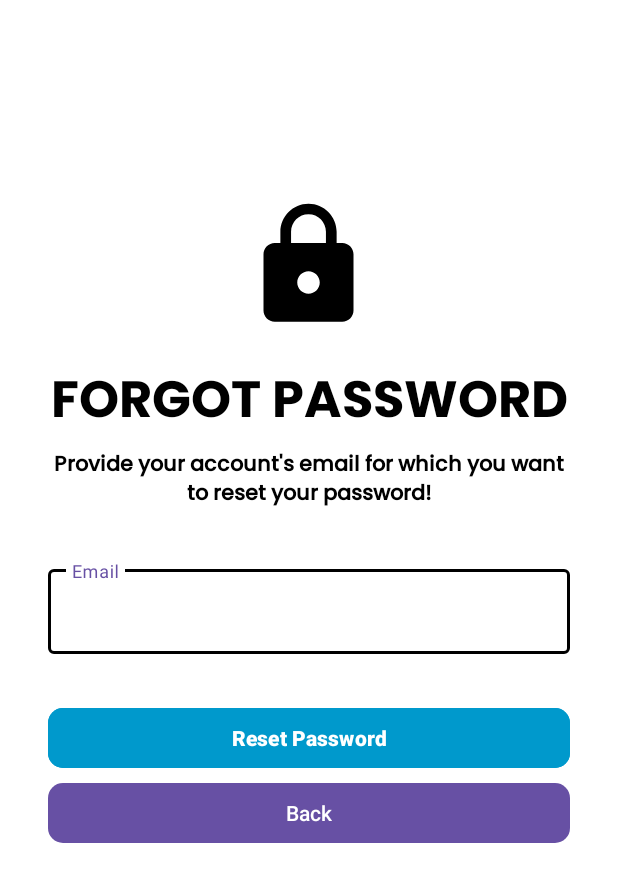
After one commit to jayaustin1122/Canoreco-App, an Android app: the fragment ForgotPasswordFragment shown on its own in the app's theme, on a phone screen of 412 x 824 dp. The commit adds this screen. Shown: the top 882 px of the screen. Run offline under Robolectric (Android 15) with nearby library versions, the phone set to English and light mode, and no system bars; our stand-ins replace Firebase (no records; nobody signed in at launch, a user with empty details on screens opened directly).

Commit message:
Forgot Password Update

```diff
--- /dev/null
+++ b/app/src/main/java/com/example/canorecoapp/views/ForgotPasswordFragment.kt
@@ -0,0 +1,74 @@
+package com.example.canorecoapp.views
+
+import android.app.ProgressDialog
+import android.os.Bundle
+import androidx.fragment.app.Fragment
+import android.view.LayoutInflater
+import android.view.View
+import android.view.ViewGroup
+import android.widget.Toast
+import androidx.navigation.fragment.findNavController
+import com.example.canorecoapp.R
+import com.example.canorecoapp.databinding.FragmentForgotPasswordBinding
+import com.google.firebase.auth.FirebaseAuth
+
+
+class ForgotPasswordFragment : Fragment() {
+    private lateinit var binding : FragmentForgotPasswordBinding
+    private lateinit var auth : FirebaseAuth
+    private lateinit var progressDialog : ProgressDialog
+    override fun onCreateView(
+        inflater: LayoutInflater, container: ViewGroup?,
+        savedInstanceState: Bundle?
+    ): View? {
+        binding = FragmentForgotPasswordBinding.inflate(layoutInflater)
+        // Inflate the layout for this fragment
+        return binding.root
+    }
+
+    override fun onViewCreated(view: View, savedInstanceState: Bundle?) {
+        super.onViewCreated(view, savedInstanceState)
+        auth = FirebaseAuth.getInstance()
+        progressDialog = ProgressDialog(this.requireContext())
+        progressDialog.setTitle("Please wait")
+        progressDialog.setCanceledOnTouchOutside(false)
+        binding.btnReset.setOnClickListener {
+            val email = binding.edtForgotPasswordEmail.text.toString()
+
+            if (email.isNotEmpty()) {
+                resetPassword(email)
+            } else {
+                binding.edtForgotPasswordEmail.setText("")
+                Toast.makeText(
+                    this@ForgotPasswordFragment.requireContext(),
+                    "Please Enter Email Address",
+                    Toast.LENGTH_SHORT
+                ).show()
+                findNavController().navigateUp()
+            }
+        }
+        binding.btnForgotPasswordBack.setOnClickListener {
+            findNavController().navigateUp()
+            }
+    }
+
+
+    private fun resetPassword(email: String) {
+        val progressDialog = ProgressDialog(this@ForgotPasswordFragment.requireContext())
+        progressDialog.setMessage("Resetting...")
+        progressDialog.show()
+
+        val auth = FirebaseAuth.getInstance()
+
+        auth.sendPasswordResetEmail(email)
+            .addOnCompleteListener { task ->
+                progressDialog.dismiss()
+
+                if (task.isSuccessful) {
+                    Toast.makeText(this@ForgotPasswordFragment.requireContext(), "Password reset email sent", Toast.LENGTH_SHORT).show()
+                } else {
+                    Toast.makeText(this@ForgotPasswordFragment.requireContext(), "Failed to send reset email: ${task.exception?.message}", Toast.LENGTH_SHORT).show()
+                }
+            }
+    }
+}
--- a/app/src/main/java/com/example/canorecoapp/views/SignInFragment.kt
+++ b/app/src/main/java/com/example/canorecoapp/views/SignInFragment.kt
@@ -60,7 +60,7 @@ class SignInFragment : Fragment() {
         }
         binding.tvForgotPasswordLogin.setOnClickListener {
             findNavController().apply {
-                navigate(R.id.tvForgotPasswordLogin)
+                navigate(R.id.forgotPasswordFragment)
             }
         }
         binding.register.setOnClickListener {
--- /dev/null
+++ b/app/src/main/res/layout/fragment_forgot_password.xml
@@ -0,0 +1,124 @@
+<?xml version="1.0" encoding="utf-8"?>
+<ScrollView xmlns:android="http://schemas.android.com/apk/res/android"
+    xmlns:app="http://schemas.android.com/apk/res-auto"
+    xmlns:tools="http://schemas.android.com/tools"
+    android:layout_width="match_parent"
+    android:layout_height="match_parent"
+    android:background="@color/white"
+    android:scrollbars="none">
+
+    <LinearLayout
+        android:layout_width="match_parent"
+        android:layout_height="wrap_content"
+        android:layout_marginStart="32dp"
+        android:layout_marginEnd="32dp"
+        android:orientation="vertical">
+
+        <androidx.constraintlayout.widget.ConstraintLayout
+            android:layout_width="match_parent"
+            android:layout_height="wrap_content"
+            android:layout_marginTop="32dp"/>
+
+        <ImageView
+            android:layout_width="90dp"
+            android:layout_height="90dp"
+            android:layout_gravity="center"
+            android:layout_marginTop="100dp"
+            android:src="@drawable/baseline_lock_24"
+            app:layout_constraintBottom_toBottomOf="parent"
+            app:layout_constraintEnd_toEndOf="parent"
+            app:layout_constraintTop_toTopOf="parent" />
+
+        <TextView
+            android:id="@+id/textView4"
+            android:layout_width="match_parent"
+            android:layout_height="wrap_content"
+            android:layout_marginTop="18dp"
+            android:fontFamily="@font/bold"
+            android:text="Forgot Password"
+            android:textAlignment="center"
+            android:textAllCaps="true"
+            android:textColor="@color/black"
+            android:textSize="34sp"
+            android:textStyle="bold" />
+
+        <TextView
+            android:id="@+id/viewExpYear"
+            android:layout_width="match_parent"
+            android:layout_height="wrap_content"
+            android:fontFamily="@font/medium"
+            android:text="Provide your account's email for which you want to reset your password!"
+            android:textAlignment="center"
+            android:textColor="@color/black"
+            android:textSize="14sp"
+            android:textStyle="bold" />
+
+        <com.google.android.material.textfield.TextInputLayout
+            android:id="@+id/txtLayoutEmail"
+            style="@style/Widget.MaterialComponents.TextInputLayout.OutlinedBox"
+            android:layout_width="match_parent"
+            android:layout_height="wrap_content"
+            android:layout_marginTop="32dp"
+            android:hint="Email"
+            android:textColorHint="@color/black"
+            app:boxStrokeColor="@color/black">
+
+            <com.google.android.material.textfield.TextInputEditText
+                android:id="@+id/edtForgotPasswordEmail"
+                android:layout_width="match_parent"
+                android:layout_height="wrap_content"
+
+                android:textColor="@color/black"
+                android:inputType="textEmailAddress"
+                android:singleLine="true" />
+
+        </com.google.android.material.textfield.TextInputLayout>
+
+        <FrameLayout
+            android:layout_width="match_parent"
+            android:layout_height="wrap_content"
+            android:layout_marginTop="32dp">
+
+            <ProgressBar
+                android:id="@+id/forgetPasswordProgressbar"
+                android:layout_width="50dp"
+                android:layout_height="50dp"
+                android:layout_gravity="center_horizontal"
+                android:visibility="invisible" />
+
+            <com.google.android.material.button.MaterialButton
+                android:id="@+id/btnReset"
+                android:layout_width="match_parent"
+                android:layout_height="wrap_content"
+                android:backgroundTint="@android:color/holo_blue_dark"
+                android:paddingStart="20dp"
+                android:paddingTop="10dp"
+                android:paddingEnd="20dp"
+                android:paddingBottom="10dp"
+                android:textColor="@color/white"
+                android:textStyle="bold"
+                android:text="Reset Password"
+                app:cornerRadius="10dp"
+                app:iconGravity="textStart"/>
+
+        </FrameLayout>
+
+        <com.google.android.material.button.MaterialButton
+            android:id="@+id/btnForgotPasswordBack"
+            android:layout_width="match_parent"
+            android:layout_height="wrap_content"
+
+            android:paddingStart="20dp"
+            android:paddingTop="10dp"
+            android:paddingEnd="20dp"
+            android:paddingBottom="10dp"
+            android:text="Back"
+            android:textColor="@color/white"
+            app:cornerRadius="10dp"
+            app:iconGravity="textStart"
+            app:iconTint="@color/black" />
+
+
+    </LinearLayout>
+
+</ScrollView>
--- a/app/src/main/res/navigation/navgation.xml
+++ b/app/src/main/res/navigation/navgation.xml
@@ -129,4 +129,8 @@
         android:name="com.example.canorecoapp.views.signups.StepFourFragment"
         android:label="fragment_step_four"
         tools:layout="@layout/fragment_step_four" />
+    <fragment
+        android:id="@+id/forgotPasswordFragment"
+        android:name="com.example.canorecoapp.views.ForgotPasswordFragment"
+        android:label="ForgotPasswordFragment" />
 </navigation>
```
